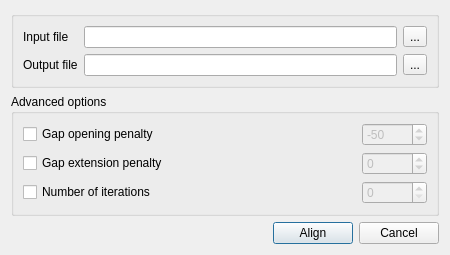
This is src/plugins/external_tool_support/src/ui/TCoffeeSupportRunDialog.ui in violethaze74/ugene as Qt 5 draws it before an edit. The edited form follows.
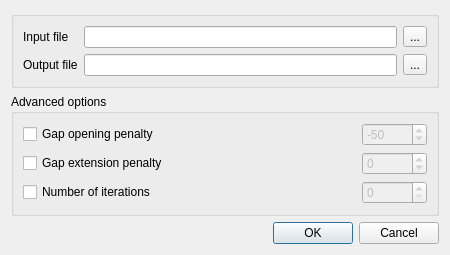
This is the edited form.

Commit message: Help system for all dialogs, UI improvements for all dialogs.

The edit to the form file:
```diff
--- a/src/plugins/external_tool_support/src/ui/TCoffeeSupportRunDialog.ui
+++ b/src/plugins/external_tool_support/src/ui/TCoffeeSupportRunDialog.ui
@@ -187,39 +187,15 @@
        </layout>
       </widget>
      </item>
-     <item>
-      <layout class="QHBoxLayout" name="horizontalLayout">
-       <item>
-        <spacer name="horizontalSpacer">
-         <property name="orientation">
-          <enum>Qt::Horizontal</enum>
-         </property>
-         <property name="sizeHint" stdset="0">
-          <size>
-           <width>40</width>
-           <height>20</height>
-          </size>
-         </property>
-        </spacer>
-       </item>
-       <item>
-        <widget class="QPushButton" name="alignButton">
-         <property name="text">
-          <string>Align</string>
-         </property>
-        </widget>
-       </item>
-       <item>
-        <widget class="QPushButton" name="cancelButton">
-         <property name="text">
-          <string>Cancel</string>
-         </property>
-        </widget>
-       </item>
-      </layout>
-     </item>
     </layout>
    </item>
+   <item>
+    <widget class="QDialogButtonBox" name="buttonBox">
+     <property name="standardButtons">
+      <set>QDialogButtonBox::Cancel|QDialogButtonBox::Ok</set>
+     </property>
+    </widget>
+   </item>
   </layout>
  </widget>
  <resources/>
```
The commit also changes 309 other files.
